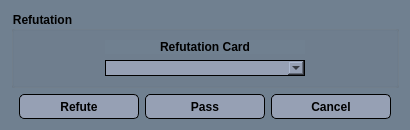
Qt form Client/src/UI/RefutationDialog.ui (stcassedy/Clue-Less-JHU) before a commit.
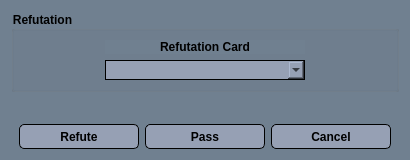
The same form after that commit.

Patch:
```diff
--- a/Client/src/UI/RefutationDialog.ui
+++ b/Client/src/UI/RefutationDialog.ui
@@ -7,7 +7,7 @@
     <x>0</x>
     <y>0</y>
     <width>410</width>
-    <height>130</height>
+    <height>160</height>
    </rect>
   </property>
   <property name="minimumSize">
@@ -19,7 +19,7 @@
   <property name="maximumSize">
    <size>
     <width>410</width>
-    <height>130</height>
+    <height>160</height>
    </size>
   </property>
   <property name="windowTitle">
@@ -128,6 +128,19 @@
      </layout>
     </widget>
    </item>
+   <item>
+    <spacer name="verticalSpacer">
+     <property name="orientation">
+      <enum>Qt::Vertical</enum>
+     </property>
+     <property name="sizeHint" stdset="0">
+      <size>
+       <width>20</width>
+       <height>40</height>
+      </size>
+     </property>
+    </spacer>
+   </item>
    <item>
     <layout class="QHBoxLayout" name="horizontalLayout">
      <item>
```
